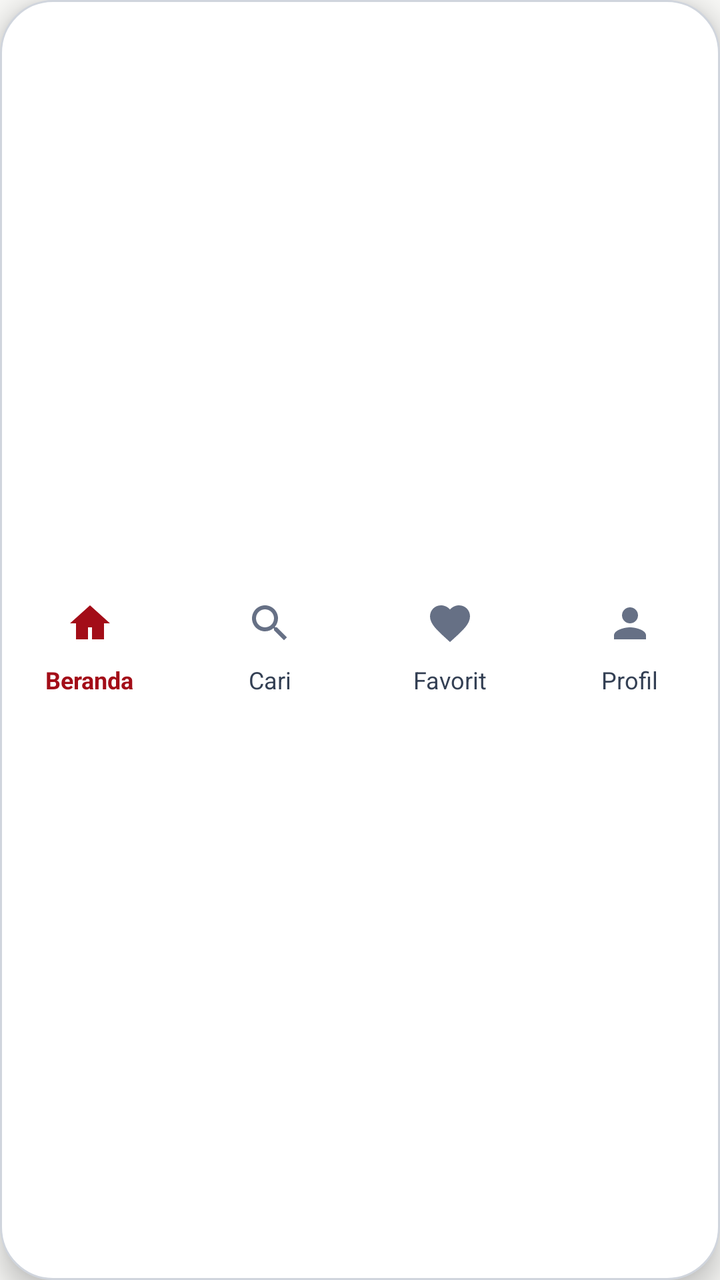
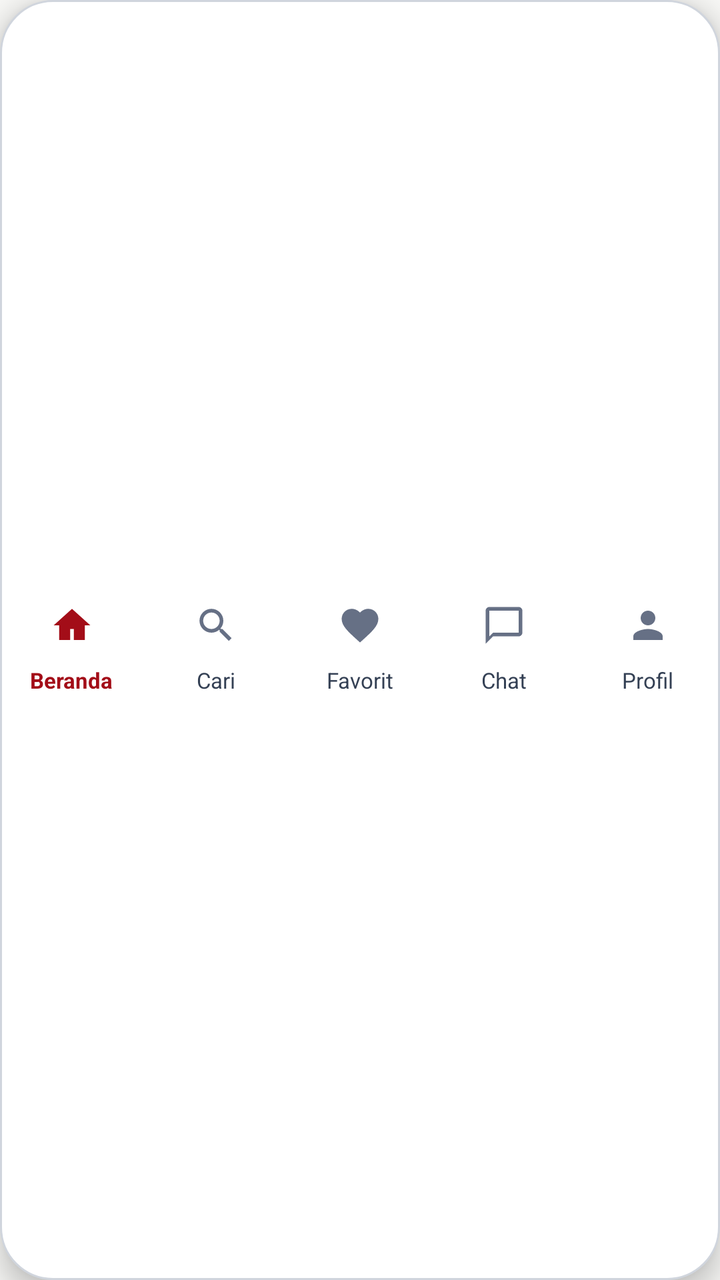

Compare the two renders of this Android layout. The source of the first and the diff that turns it into the second are given below.
<!-- AndroidManifest.xml: application theme Theme.CariKostKita -->
<!-- res/layout/view_modern_bottom_nav.xml -->
<?xml version="1.0" encoding="utf-8"?>
<FrameLayout xmlns:android="http://schemas.android.com/apk/res/android"
    xmlns:app="http://schemas.android.com/apk/res-auto"
    android:layout_width="match_parent"
    android:layout_height="match_parent"
    android:background="@drawable/bg_floating_bottom_nav"
    android:elevation="8dp"
    android:clickable="true"
    android:focusable="true">

    
    <View
        android:id="@+id/nav_active_indicator"
        android:layout_width="60dp"
        android:layout_height="36dp"
        android:layout_marginTop="8dp"
        android:background="@drawable/bg_nav_capsule"
        android:visibility="invisible" />

    
    <LinearLayout
        android:layout_width="match_parent"
        android:layout_height="match_parent"
        android:baselineAligned="false"
        android:orientation="horizontal"
        android:weightSum="4">

        
        <LinearLayout
            android:id="@+id/tab_home"
            android:layout_width="0dp"
            android:layout_height="match_parent"
            android:layout_weight="1"
            android:background="?attr/selectableItemBackgroundBorderless"
            android:clickable="true"
            android:focusable="true"
            android:gravity="center"
            android:orientation="vertical"
            android:paddingTop="8dp"
            android:paddingBottom="6dp">

            <FrameLayout
                android:layout_width="60dp"
                android:layout_height="36dp">

                <ImageView
                    android:id="@+id/iv_tab_home"
                    android:layout_width="24dp"
                    android:layout_height="24dp"
                    android:layout_gravity="center"
                    android:contentDescription="@string/nav_home"
                    android:src="@drawable/ic_nav_home"
                    app:tint="@color/primary" />
            </FrameLayout>

            <TextView
                android:id="@+id/tv_tab_home"
                android:layout_width="wrap_content"
                android:layout_height="wrap_content"
                android:layout_marginTop="2dp"
                android:text="@string/nav_home"
                android:textColor="@color/primary"
                android:textSize="12sp"
                android:textStyle="bold" />
        </LinearLayout>

        
        <LinearLayout
            android:id="@+id/tab_search"
            android:layout_width="0dp"
            android:layout_height="match_parent"
            android:layout_weight="1"
            android:background="?attr/selectableItemBackgroundBorderless"
            android:clickable="true"
            android:focusable="true"
            android:gravity="center"
            android:orientation="vertical"
            android:paddingTop="8dp"
            android:paddingBottom="6dp">

            <FrameLayout
                android:layout_width="60dp"
                android:layout_height="36dp">

                <ImageView
                    android:id="@+id/iv_tab_search"
                    android:layout_width="24dp"
                    android:layout_height="24dp"
                    android:layout_gravity="center"
                    android:contentDescription="@string/nav_search"
                    android:src="@drawable/ic_nav_search"
                    app:tint="@color/text_muted" />
            </FrameLayout>

            <TextView
                android:id="@+id/tv_tab_search"
                android:layout_width="wrap_content"
                android:layout_height="wrap_content"
                android:layout_marginTop="2dp"
                android:text="@string/nav_search"
                android:textColor="@color/text_secondary"
                android:textSize="12sp" />
        </LinearLayout>

        
        <LinearLayout
            android:id="@+id/tab_favorite"
            android:layout_width="0dp"
            android:layout_height="match_parent"
            android:layout_weight="1"
            android:background="?attr/selectableItemBackgroundBorderless"
            android:clickable="true"
            android:focusable="true"
            android:gravity="center"
            android:orientation="vertical"
            android:paddingTop="8dp"
            android:paddingBottom="6dp">

            <FrameLayout
                android:layout_width="60dp"
                android:layout_height="36dp">

                <ImageView
                    android:id="@+id/iv_tab_favorite"
                    android:layout_width="24dp"
                    android:layout_height="24dp"
                    android:layout_gravity="center"
                    android:contentDescription="@string/nav_favorite"
                    android:src="@drawable/ic_nav_favorite"
                    app:tint="@color/text_muted" />
            </FrameLayout>

            <TextView
                android:id="@+id/tv_tab_favorite"
                android:layout_width="wrap_content"
                android:layout_height="wrap_content"
                android:layout_marginTop="2dp"
                android:text="@string/nav_favorite"
                android:textColor="@color/text_secondary"
                android:textSize="12sp" />
        </LinearLayout>

        
        <LinearLayout
            android:id="@+id/tab_profile"
            android:layout_width="0dp"
            android:layout_height="match_parent"
            android:layout_weight="1"
            android:background="?attr/selectableItemBackgroundBorderless"
            android:clickable="true"
            android:focusable="true"
            android:gravity="center"
            android:orientation="vertical"
            android:paddingTop="8dp"
            android:paddingBottom="6dp">

            <FrameLayout
                android:layout_width="60dp"
                android:layout_height="36dp">

                <ImageView
                    android:id="@+id/iv_tab_profile"
                    android:layout_width="24dp"
                    android:layout_height="24dp"
                    android:layout_gravity="center"
                    android:contentDescription="@string/nav_profile"
                    android:src="@drawable/ic_nav_profile"
                    app:tint="@color/text_muted" />
            </FrameLayout>

            <TextView
                android:id="@+id/tv_tab_profile"
                android:layout_width="wrap_content"
                android:layout_height="wrap_content"
                android:layout_marginTop="2dp"
                android:text="@string/nav_profile"
                android:textColor="@color/text_secondary"
                android:textSize="12sp" />
        </LinearLayout>

    </LinearLayout>

</FrameLayout>
<!-- resources referenced by this layout -->
<resources>
  <color name="primary">#A30D18</color>
  <color name="text_muted">#667085</color>
  <color name="text_secondary">#344054</color>
  <!-- drawable bg_floating_bottom_nav (drawable) -->
  <?xml version="1.0" encoding="utf-8"?>
  <shape xmlns:android="http://schemas.android.com/apk/res/android"
      android:shape="rectangle">
      <solid android:color="@color/surface" />
      <corners android:radius="26dp" />
      <stroke
          android:width="1dp"
          android:color="@color/border" />
  </shape>
  <!-- drawable bg_nav_capsule (drawable) -->
  <?xml version="1.0" encoding="utf-8"?>
  <shape xmlns:android="http://schemas.android.com/apk/res/android"
      android:shape="rectangle">
      <solid android:color="@color/primary_soft" />
      <corners android:radius="18dp" />
  </shape>
  <!-- drawable ic_nav_favorite (drawable) -->
  <vector xmlns:android="http://schemas.android.com/apk/res/android"
      android:width="24dp"
      android:height="24dp"
      android:viewportWidth="24"
      android:viewportHeight="24">
    <path
        android:fillColor="@color/text_muted"
        android:pathData="M12,21.35l-1.45,-1.32C5.4,15.36 2,12.28 2,8.5 2,5.42 4.42,3 7.5,3c1.74,0 3.41,0.81 4.5,2.09C13.09,3.81 14.76,3 16.5,3 19.58,3 22,5.42 22,8.5c0,3.78 -3.4,6.86 -8.55,11.54L12,21.35z"/>
  </vector>
  <!-- drawable ic_nav_home (drawable) -->
  <vector xmlns:android="http://schemas.android.com/apk/res/android"
      android:width="24dp"
      android:height="24dp"
      android:viewportWidth="24"
      android:viewportHeight="24">
    <path
        android:fillColor="@color/text_muted"
        android:pathData="M12,3L2,12h3v8h6v-6h2v6h6v-8h3L12,3z"/>
  </vector>
  <!-- drawable ic_nav_profile (drawable) -->
  <vector xmlns:android="http://schemas.android.com/apk/res/android"
      android:width="24dp"
      android:height="24dp"
      android:viewportWidth="24"
      android:viewportHeight="24">
    <path
        android:fillColor="@color/text_muted"
        android:pathData="M12,12c2.21,0 4,-1.79 4,-4s-1.79,-4 -4,-4 -4,1.79 -4,4 1.79,4 4,4zm0,2c-2.67,0 -8,1.34 -8,4v2h16v-2c0,-2.66 -5.33,-4 -8,-4z"/>
  </vector>
  <!-- drawable ic_nav_search (drawable) -->
  <vector xmlns:android="http://schemas.android.com/apk/res/android"
      android:width="24dp"
      android:height="24dp"
      android:viewportWidth="24"
      android:viewportHeight="24">
    <path
        android:fillColor="@color/text_muted"
        android:pathData="M15.5,14h-0.79l-0.28,-0.27C15.41,12.59 16,11.11 16,9.5 16,5.91 13.09,3 9.5,3S3,5.91 3,9.5 5.91,16 9.5,16c1.61,0 3.09,-0.59 4.23,-1.57l0.27,0.28v0.79l5,4.99L20.49,19l-4.99,-5zm-6,0C7.01,14 5,11.99 5,9.5S7.01,5 9.5,5 14,7.01 14,9.5 11.99,14 9.5,14z"/>
  </vector>
  <string name="nav_favorite">Favorit</string>
  <string name="nav_home">Beranda</string>
  <string name="nav_profile">Profil</string>
  <string name="nav_search">Cari</string>
  <color name="surface">#FFFFFF</color>
  <color name="border">#D0D5DD</color>
  <color name="primary_soft">#FBEAEC</color>
  <color name="primary_dark">#7A0C12</color>
  <color name="on_primary">#FFFFFF</color>
  <color name="background">#F8F8F6</color>
  <color name="text_primary">#18202F</color>
  <!-- unchanged entries left out for length: 1 -->
</resources>

<!-- the commit's change to res/layout/view_modern_bottom_nav.xml (unified diff, before → after) -->
@@ -11,7 +11,7 @@
     
     <View
         android:id="@+id/nav_active_indicator"
-        android:layout_width="60dp"
+        android:layout_width="52dp"
         android:layout_height="36dp"
         android:layout_marginTop="8dp"
         android:background="@drawable/bg_nav_capsule"
@@ -23,7 +23,7 @@
         android:layout_height="match_parent"
         android:baselineAligned="false"
         android:orientation="horizontal"
-        android:weightSum="4">
+        android:weightSum="5">
 
         
         <LinearLayout
@@ -40,13 +40,13 @@
             android:paddingBottom="6dp">
 
             <FrameLayout
-                android:layout_width="60dp"
+                android:layout_width="52dp"
                 android:layout_height="36dp">
 
                 <ImageView
                     android:id="@+id/iv_tab_home"
-                    android:layout_width="24dp"
-                    android:layout_height="24dp"
+                    android:layout_width="22dp"
+                    android:layout_height="22dp"
                     android:layout_gravity="center"
                     android:contentDescription="@string/nav_home"
                     android:src="@drawable/ic_nav_home"
@@ -60,7 +60,7 @@
                 android:layout_marginTop="2dp"
                 android:text="@string/nav_home"
                 android:textColor="@color/primary"
-                android:textSize="12sp"
+                android:textSize="11sp"
                 android:textStyle="bold" />
         </LinearLayout>
 
@@ -79,13 +79,13 @@
             android:paddingBottom="6dp">
 
             <FrameLayout
-                android:layout_width="60dp"
+                android:layout_width="52dp"
                 android:layout_height="36dp">
 
                 <ImageView
                     android:id="@+id/iv_tab_search"
-                    android:layout_width="24dp"
-                    android:layout_height="24dp"
+                    android:layout_width="22dp"
+                    android:layout_height="22dp"
                     android:layout_gravity="center"
                     android:contentDescription="@string/nav_search"
                     android:src="@drawable/ic_nav_search"
@@ -99,7 +99,7 @@
                 android:layout_marginTop="2dp"
                 android:text="@string/nav_search"
                 android:textColor="@color/text_secondary"
-                android:textSize="12sp" />
+                android:textSize="11sp" />
         </LinearLayout>
 
         
@@ -117,13 +117,13 @@
             android:paddingBottom="6dp">
 
             <FrameLayout
-                android:layout_width="60dp"
+                android:layout_width="52dp"
                 android:layout_height="36dp">
 
                 <ImageView
                     android:id="@+id/iv_tab_favorite"
-                    android:layout_width="24dp"
-                    android:layout_height="24dp"
+                    android:layout_width="22dp"
+                    android:layout_height="22dp"
                     android:layout_gravity="center"
                     android:contentDescription="@string/nav_favorite"
                     android:src="@drawable/ic_nav_favorite"
@@ -137,7 +137,45 @@
                 android:layout_marginTop="2dp"
                 android:text="@string/nav_favorite"
                 android:textColor="@color/text_secondary"
-                android:textSize="12sp" />
+                android:textSize="11sp" />
+        </LinearLayout>
+
+        
+        <LinearLayout
+            android:id="@+id/tab_chat"
+            android:layout_width="0dp"
+            android:layout_height="match_parent"
+            android:layout_weight="1"
+            android:background="?attr/selectableItemBackgroundBorderless"
+            android:clickable="true"
+            android:focusable="true"
+            android:gravity="center"
+            android:orientation="vertical"
+            android:paddingTop="8dp"
+            android:paddingBottom="6dp">
+
+            <FrameLayout
+                android:layout_width="52dp"
+                android:layout_height="36dp">
+
+                <ImageView
+                    android:id="@+id/iv_tab_chat"
+                    android:layout_width="22dp"
+                    android:layout_height="22dp"
+                    android:layout_gravity="center"
+                    android:contentDescription="@string/nav_chat"
+                    android:src="@drawable/ic_nav_chat"
+                    app:tint="@color/text_muted" />
+            </FrameLayout>
+
+            <TextView
+                android:id="@+id/tv_tab_chat"
+                android:layout_width="wrap_content"
+                android:layout_height="wrap_content"
+                android:layout_marginTop="2dp"
+                android:text="@string/nav_chat"
+                android:textColor="@color/text_secondary"
+                android:textSize="11sp" />
         </LinearLayout>
 
         
@@ -155,13 +193,13 @@
             android:paddingBottom="6dp">
 
             <FrameLayout
-                android:layout_width="60dp"
+                android:layout_width="52dp"
                 android:layout_height="36dp">
 
                 <ImageView
                     android:id="@+id/iv_tab_profile"
-                    android:layout_width="24dp"
-                    android:layout_height="24dp"
+                    android:layout_width="22dp"
+                    android:layout_height="22dp"
                     android:layout_gravity="center"
                     android:contentDescription="@string/nav_profile"
                     android:src="@drawable/ic_nav_profile"
@@ -175,7 +213,7 @@
                 android:layout_marginTop="2dp"
                 android:text="@string/nav_profile"
                 android:textColor="@color/text_secondary"
-                android:textSize="12sp" />
+                android:textSize="11sp" />
         </LinearLayout>
 
     </LinearLayout>
<!-- resource entries referenced after the edit -->
@@ -20,6 +20,16 @@
       <solid android:color="@color/primary_soft" />
       <corners android:radius="18dp" />
   </shape>
+  <!-- drawable ic_nav_chat (drawable) -->
+  <vector xmlns:android="http://schemas.android.com/apk/res/android"
+      android:width="24dp"
+      android:height="24dp"
+      android:viewportWidth="24"
+      android:viewportHeight="24">
+      <path
+          android:fillColor="#64748B"
+          android:pathData="M20,2H4C2.9,2 2,2.9 2,4v18l4,-4h14c1.1,0 2,-0.9 2,-2V4C22,2.9 21.1,2 20,2zM20,16H6l-2,2V4h16V16z"/>
+  </vector>
   <!-- drawable ic_nav_favorite (drawable) -->
   <vector xmlns:android="http://schemas.android.com/apk/res/android"
       android:width="24dp"
@@ -60,6 +70,7 @@
         android:fillColor="@color/text_muted"
         android:pathData="M15.5,14h-0.79l-0.28,-0.27C15.41,12.59 16,11.11 16,9.5 16,5.91 13.09,3 9.5,3S3,5.91 3,9.5 5.91,16 9.5,16c1.61,0 3.09,-0.59 4.23,-1.57l0.27,0.28v0.79l5,4.99L20.49,19l-4.99,-5zm-6,0C7.01,14 5,11.99 5,9.5S7.01,5 9.5,5 14,7.01 14,9.5 11.99,14 9.5,14z"/>
   </vector>
+  <string name="nav_chat">Chat</string>
   <string name="nav_favorite">Favorit</string>
   <string name="nav_home">Beranda</string>
   <string name="nav_profile">Profil</string>
